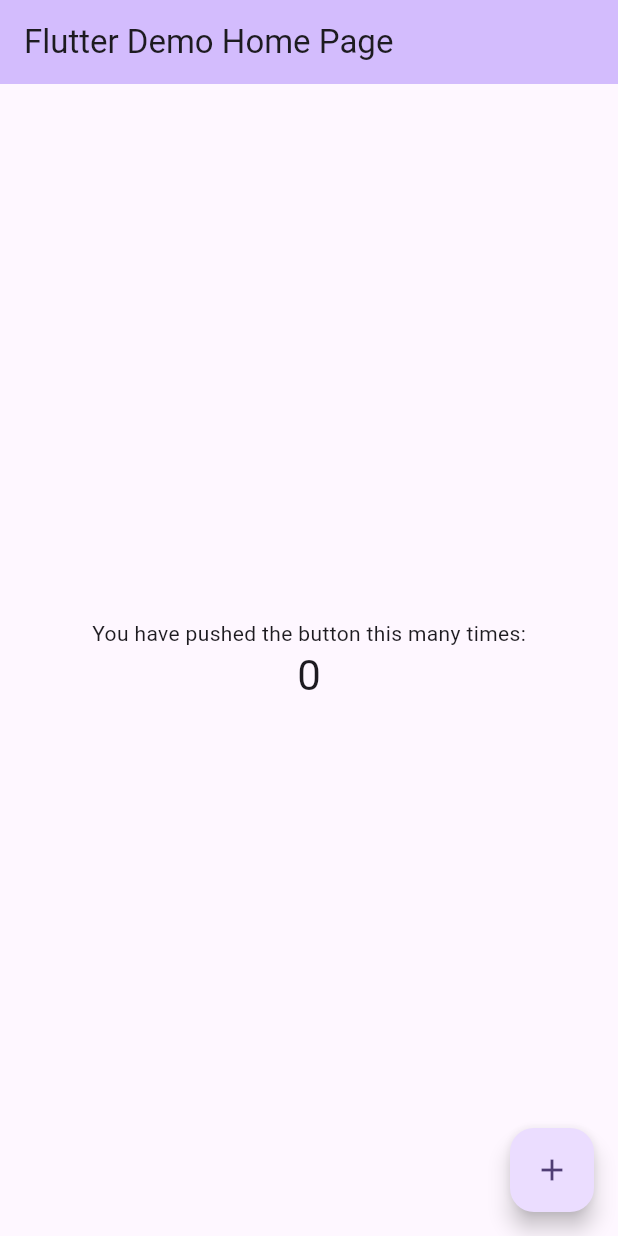
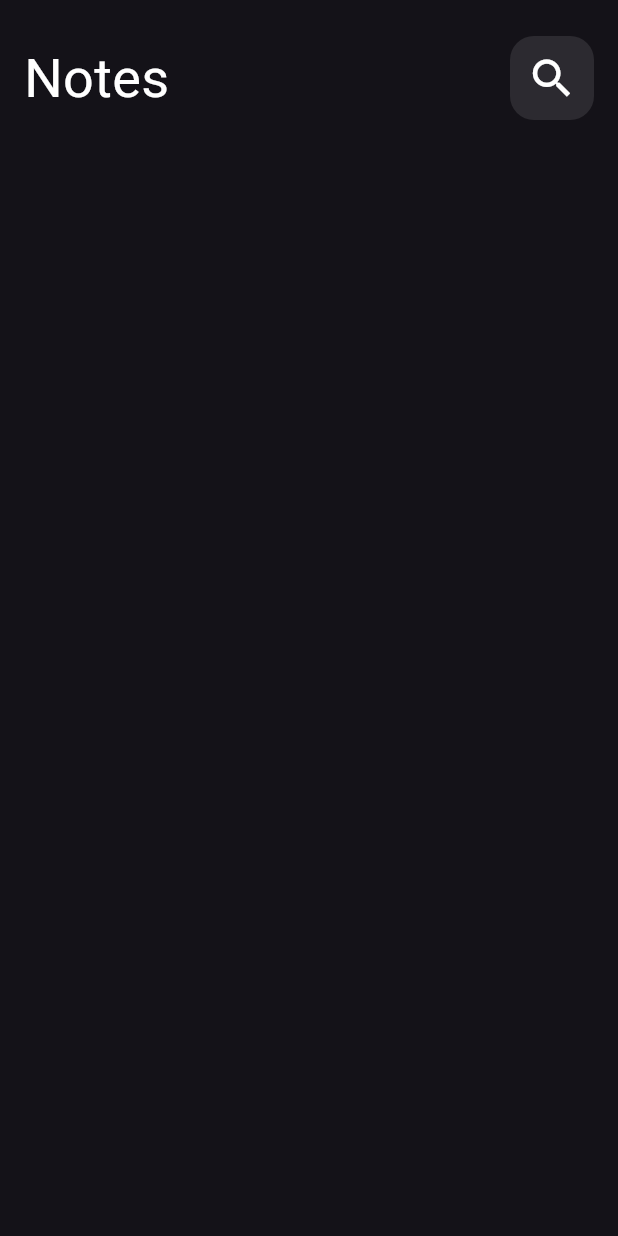
Before and after one commit to mennamaherrr25/Notes_App, a Flutter app: the screen it shows after launch, on a phone screen of 412 x 824 dp. Run offline on Flutter 3.47's test engine with Material 3 defaults, Android fonts, the phone set to English and light mode, and no system bars.

Commit message:
create custom appbar

```diff
--- a/lib/main.dart
+++ b/lib/main.dart
@@ -1,122 +1,20 @@
 import 'package:flutter/material.dart';
+import 'package:notes_app/views/note_view.dart';
 
 void main() {
-  runApp(const MyApp());
+  runApp(const NotesApp());
 }
 
-class MyApp extends StatelessWidget {
-  const MyApp({super.key});
+class NotesApp extends StatelessWidget {
+  const NotesApp({super.key});
 
-  // This widget is the root of your application.
   @override
   Widget build(BuildContext context) {
     return MaterialApp(
-      title: 'Flutter Demo',
-      theme: ThemeData(
-        // This is the theme of your application.
-        //
-        // TRY THIS: Try running your application with "flutter run". You'll see
-        // the application has a purple toolbar. Then, without quitting the app,
-        // try changing the seedColor in the colorScheme below to Colors.green
-        // and then invoke "hot reload" (save your changes or press the "hot
-        // reload" button in a Flutter-supported IDE, or press "r" if you used
-        // the command line to start the app).
-        //
-        // Notice that the counter didn't reset back to zero; the application
-        // state is not lost during the reload. To reset the state, use hot
-        // restart instead.
-        //
-        // This works for code too, not just values: Most code changes can be
-        // tested with just a hot reload.
-        colorScheme: ColorScheme.fromSeed(seedColor: Colors.deepPurple),
-      ),
-      home: const MyHomePage(title: 'Flutter Demo Home Page'),
+      debugShowCheckedModeBanner: false,
+     theme: ThemeData(brightness: Brightness.dark),
+     home: NoteView(),
+
     );
   }
 }
-
-class MyHomePage extends StatefulWidget {
-  const MyHomePage({super.key, required this.title});
-
-  // This widget is the home page of your application. It is stateful, meaning
-  // that it has a State object (defined below) that contains fields that affect
-  // how it looks.
-
-  // This class is the configuration for the state. It holds the values (in this
-  // case the title) provided by the parent (in this case the App widget) and
-  // used by the build method of the State. Fields in a Widget subclass are
-  // always marked "final".
-
-  final String title;
-
-  @override
-  State<MyHomePage> createState() => _MyHomePageState();
-}
-
-class _MyHomePageState extends State<MyHomePage> {
-  int _counter = 0;
-
-  void _incrementCounter() {
-    setState(() {
-      // This call to setState tells the Flutter framework that something has
-      // changed in this State, which causes it to rerun the build method below
-      // so that the display can reflect the updated values. If we changed
-      // _counter without calling setState(), then the build method would not be
-      // called again, and so nothing would appear to happen.
-      _counter++;
-    });
-  }
-
-  @override
-  Widget build(BuildContext context) {
-    // This method is rerun every time setState is called, for instance as done
-    // by the _incrementCounter method above.
-    //
-    // The Flutter framework has been optimized to make rerunning build methods
-    // fast, so that you can just rebuild anything that needs updating rather
-    // than having to individually change instances of widgets.
-    return Scaffold(
-      appBar: AppBar(
-        // TRY THIS: Try changing the color here to a specific color (to
-        // Colors.amber, perhaps?) and trigger a hot reload to see the AppBar
-        // change color while the other colors stay the same.
-        backgroundColor: Theme.of(context).colorScheme.inversePrimary,
-        // Here we take the value from the MyHomePage object that was created by
-        // the App.build method, and use it to set our appbar title.
-        title: Text(widget.title),
-      ),
-      body: Center(
-        // Center is a layout widget. It takes a single child and positions it
-        // in the middle of the parent.
-        child: Column(
-          // Column is also a layout widget. It takes a list of children and
-          // arranges them vertically. By default, it sizes itself to fit its
-          // children horizontally, and tries to be as tall as its parent.
-          //
-          // Column has various properties to control how it sizes itself and
-          // how it positions its children. Here we use mainAxisAlignment to
-          // center the children vertically; the main axis here is the vertical
-          // axis because Columns are vertical (the cross axis would be
-          // horizontal).
-          //
-          // TRY THIS: Invoke "debug painting" (choose the "Toggle Debug Paint"
-          // action in the IDE, or press "p" in the console), to see the
-          // wireframe for each widget.
-          mainAxisAlignment: MainAxisAlignment.center,
-          children: <Widget>[
-            const Text('You have pushed the button this many times:'),
-            Text(
-              '$_counter',
-              style: Theme.of(context).textTheme.headlineMedium,
-            ),
-          ],
-        ),
-      ),
-      floatingActionButton: FloatingActionButton(
-        onPressed: _incrementCounter,
-        tooltip: 'Increment',
-        child: const Icon(Icons.add),
-      ), // This trailing comma makes auto-formatting nicer for build methods.
-    );
-  }
-}
--- /dev/null
+++ b/lib/views/note_view.dart
@@ -0,0 +1,13 @@
+import 'package:flutter/material.dart';
+import 'package:notes_app/widgets/custom_app_bar.dart' ;
+
+class NoteView extends StatelessWidget {
+  const NoteView({super.key});
+
+  @override
+  Widget build(BuildContext context) {
+    return Scaffold(
+      body: Column(children: [CustomAppBar()],),
+    );
+  }
+}
--- /dev/null
+++ b/lib/widgets/custom_app_bar.dart
@@ -0,0 +1,29 @@
+import 'package:flutter/material.dart';
+
+class CustomAppBar extends StatelessWidget {
+  const CustomAppBar({super.key});
+
+  @override
+  Widget build(BuildContext context) {
+    return Padding(
+      padding: const EdgeInsets.symmetric(horizontal: 16,vertical: 24),
+      child: Row(
+        children: [
+          //  SizedBox(height: 150),
+          Text('Notes', style: TextStyle(fontSize: 36, color: Colors.white)),
+          Spacer(flex: 1),
+          Container(
+            width: 56,
+            height: 56,
+            decoration: BoxDecoration(
+              color: Colors.white.withOpacity(.1),
+              borderRadius: BorderRadius.circular(16),
+            ),
+            // color: Colors.white.withOpacity(0.1),
+            child: Icon(Icons.search, size: 34),
+          ),
+        ],
+      ),
+    );
+  }
+}
```
Also changed, not shown: 1 other file.
